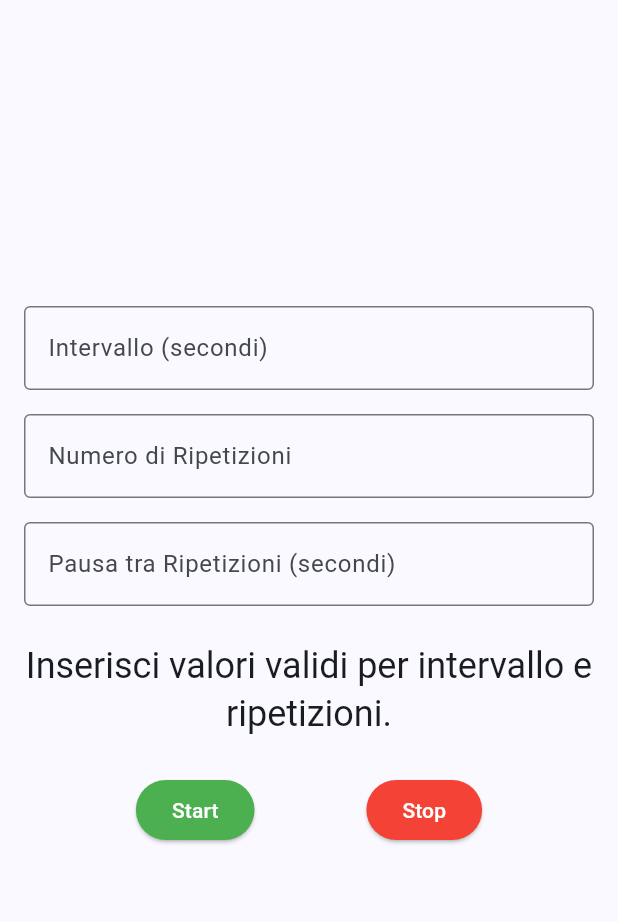
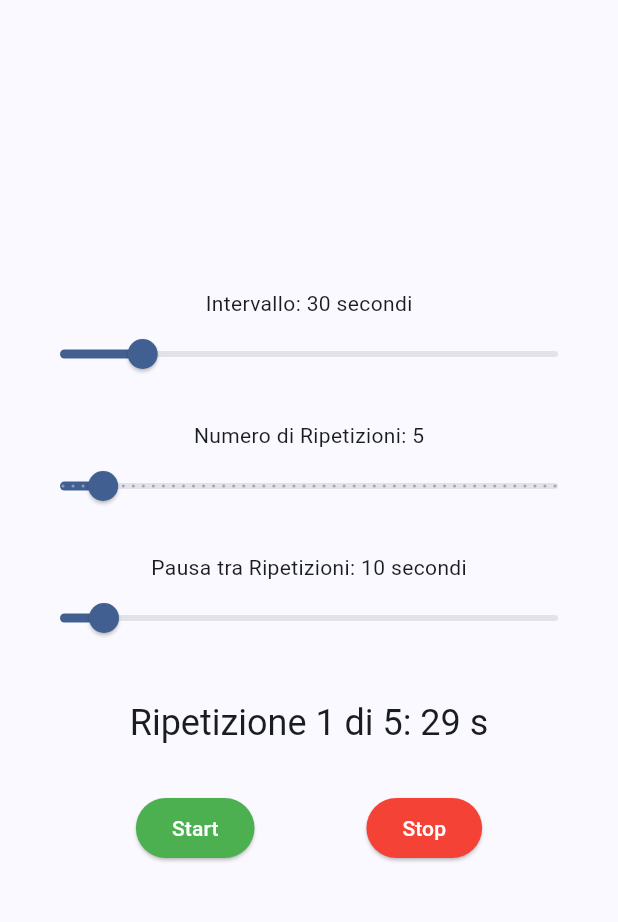
Before and after one commit to bozzimarcello/rintocco_app, a Flutter app: the screen it shows after launch, after a tap on "Start", on a phone screen of 412 x 824 dp, the part 84-1006 px from its top. Run offline on Flutter 3.47's test engine with Material 3 defaults, Android fonts, the light colour scheme and no system bars; our stand-ins replace audioplayers.

Commit message:
replaced text inputs with sliders

```diff
--- a/lib/widgets/my_home_page.dart
+++ b/lib/widgets/my_home_page.dart
@@ -12,24 +12,26 @@ class MyHomePage extends StatefulWidget {
 }
 
 class _MyHomePageState extends State<MyHomePage> {
-  final TextEditingController _intervalController = TextEditingController();
-  final TextEditingController _repetitionsController = TextEditingController();
-  final TextEditingController _pauseController = TextEditingController();
   final AudioPlayer _audioPlayer = AudioPlayer();
 
   Timer? _timer;
   int _currentRepetition = 0;
   int _remainingTime = 0;
-  String _status = "Inserisci i valori e premi Start";
+  String _status = "Imposta i valori e premi Start";
+
+  double _intervalValue = 30.0; // Valore predefinito per l'intervallo
+  double _repetitionsValue = 5.0; // Valore predefinito per le ripetizioni
+  double _pauseValue = 10.0; // Valore predefinito per la pausa
 
   void _startTimer() {
-    final int interval = int.tryParse(_intervalController.text) ?? 0;
-    final int repetitions = int.tryParse(_repetitionsController.text) ?? 0;
-    final int pause = int.tryParse(_pauseController.text) ?? 0;
+    // Leggi i valori dagli Slider
+    final int interval = _intervalValue.round();
+    final int repetitions = _repetitionsValue.round();
+    final int pause = _pauseValue.round();
 
     if (interval <= 0 || repetitions <= 0) {
       setState(() {
-        _status = "Inserisci valori validi per intervallo e ripetizioni.";
+        _status = "L'intervallo e le ripetizioni devono essere maggiori di 0.";
       });
       return;
     }
@@ -67,6 +69,7 @@ class _MyHomePageState extends State<MyHomePage> {
 
   void _playSound() async {
     try {
+      // Assicurati che il nome del file sia corretto e che sia nella cartella assets
       await _audioPlayer.play(AssetSource('hotel-bell-334109.mp3'));
       print("Suono riprodotto");
     } catch (e) {
@@ -103,7 +106,7 @@ class _MyHomePageState extends State<MyHomePage> {
   void _stopTimer() {
     _timer?.cancel();
     setState(() {
-      _status = "Timer fermato. Inserisci i valori e premi Start";
+      _status = "Timer fermato. Imposta i valori e premi Start";
       _remainingTime = 0;
       _currentRepetition = 0;
     });
@@ -111,9 +114,10 @@ class _MyHomePageState extends State<MyHomePage> {
 
   @override
   void dispose() {
-    _intervalController.dispose();
-    _repetitionsController.dispose();
-    _pauseController.dispose();
+    // Rimuovi i dispose dei controller
+    // _intervalController.dispose();
+    // _repetitionsController.dispose();
+    // _pauseController.dispose();
     _timer?.cancel();
     _audioPlayer.dispose();
     super.dispose();
@@ -131,55 +135,70 @@ class _MyHomePageState extends State<MyHomePage> {
         child: Column(
           mainAxisAlignment: MainAxisAlignment.center,
           children: <Widget>[
-            TextField(
-              controller: _intervalController,
-              keyboardType: TextInputType.number,
-              decoration: const InputDecoration(
-                labelText: 'Intervallo (secondi)',
-                border: OutlineInputBorder(),
-              ),
+            Text('Intervallo: ${_intervalValue.round()} secondi'),
+            Slider(
+              value: _intervalValue,
+              min: 1,
+              max: 180, // Massimo 3 minuti
+              divisions: 179,
+              label: _intervalValue.round().toString(),
+              onChanged: (double value) {
+                setState(() {
+                  _intervalValue = value;
+                });
+              },
             ),
-            const SizedBox(height: 16),
-            TextField(
-              controller: _repetitionsController,
-              keyboardType: TextInputType.number,
-              decoration: const InputDecoration(
-                labelText: 'Numero di Ripetizioni',
-                border: OutlineInputBorder(),
-              ),
+            const SizedBox(height: 20),
+            Text('Numero di Ripetizioni: ${_repetitionsValue.round()}'),
+            Slider(
+              value: _repetitionsValue,
+              min: 1,
+              max: 50, // Massimo 50 ripetizioni
+              divisions: 49,
+              label: _repetitionsValue.round().toString(),
+              onChanged: (double value) {
+                setState(() {
+                  _repetitionsValue = value;
+                });
+              },
             ),
-            const SizedBox(height: 16),
-            TextField(
-              controller: _pauseController,
-              keyboardType: TextInputType.number,
-              decoration: const InputDecoration(
-                labelText: 'Pausa tra Ripetizioni (secondi)',
-                border: OutlineInputBorder(),
-              ),
+            const SizedBox(height: 20),
+            Text('Pausa tra Ripetizioni: ${_pauseValue.round()} secondi'),
+            Slider(
+              value: _pauseValue,
+              min: 0, // La pausa può essere 0
+              max: 120, // Massimo 2 minuti di pausa
+              divisions: 120,
+              label: _pauseValue.round().toString(),
+              onChanged: (double value) {
+                setState(() {
+                  _pauseValue = value;
+                });
+              },
             ),
-            const SizedBox(height: 24),
+            const SizedBox(height: 30),
             Text(
               _status,
               style: Theme.of(context).textTheme.headlineSmall,
               textAlign: TextAlign.center,
             ),
-            const SizedBox(height: 24),
+            const SizedBox(height: 30),
             Row(
               mainAxisAlignment: MainAxisAlignment.spaceEvenly,
-                children: [
+              children: [
                 ElevatedButton(
                   onPressed: _startTimer,
                   style: ElevatedButton.styleFrom(
-                  backgroundColor: Colors.green,
-                  foregroundColor: Colors.white, // Colore del testo
+                    backgroundColor: Colors.green,
+                    foregroundColor: Colors.white,
                   ),
                   child: const Text('Start'),
                 ),
                 ElevatedButton(
                   onPressed: _stopTimer,
                   style: ElevatedButton.styleFrom(
-                  backgroundColor: Colors.red,
-                  foregroundColor: Colors.white, // Colore del testo
+                    backgroundColor: Colors.red,
+                    foregroundColor: Colors.white,
                   ),
                   child: const Text('Stop'),
                 ),
```
Also changed, not shown: 1 other file.
